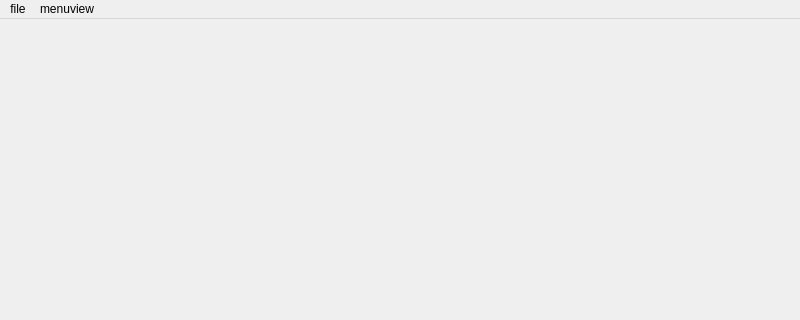
Qt form src/ui/mainwindow.ui (wangxubuaa/linear_regression) before a commit; both pictures show x 0 to 800 and y 0 to 320 of the 800 by 600 pixel window.
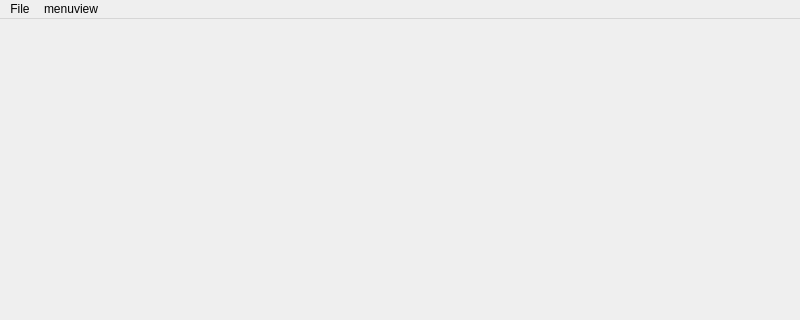
The same form after that commit.

Commit message: @feat:2d vector to image show,still have a bug(if click stlShowButton after 2dVectorShow,the project crashed)

```diff
--- a/src/ui/mainwindow.ui
+++ b/src/ui/mainwindow.ui
@@ -36,7 +36,7 @@
    </property>
    <widget class="QMenu" name="menufile">
     <property name="title">
-     <string>file</string>
+     <string>File</string>
     </property>
     <addaction name="openSTLFile"/>
     <addaction name="open2DImage"/>
```
Left out of the diff: 22 changed lines with no effect on the pictures. The commit also changes 2 other files.
